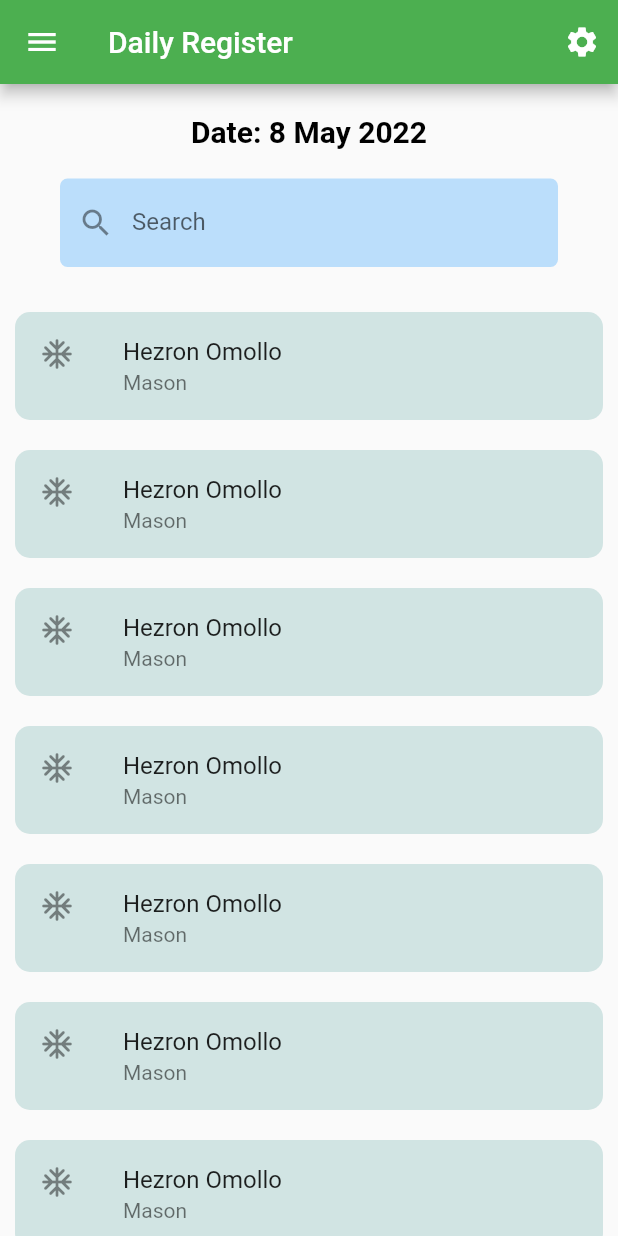
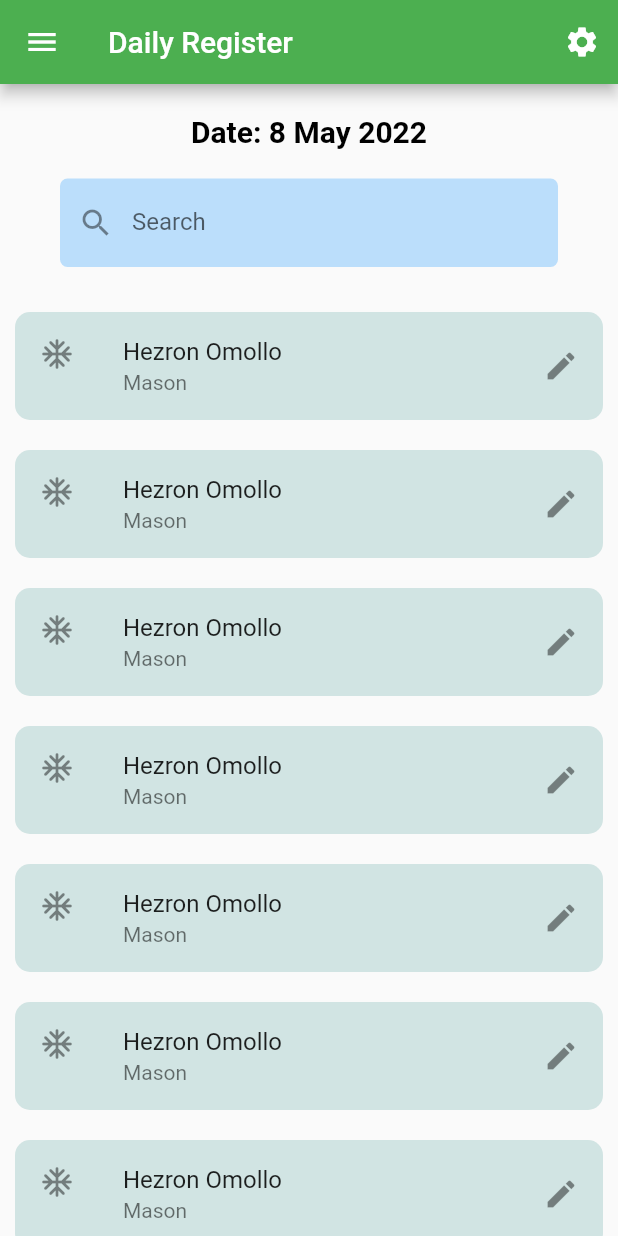
Before and after one commit to wilsonanyonga/bejoy_construction, a Flutter app: the RegisterDaily screen opened by its route, on a phone screen of 412 x 824 dp. Run offline on Flutter 3.47's test engine with Material 2 defaults, Android fonts, the phone set to English and light mode, and no system bars; our stand-ins replace bloc, cool_alert, flutter_bloc, go_router, sqflite and 1 more; missing offline and left inert: dart:ffi, flutter_launcher_icons; accounts and stored records are empty.

Commit message:
Update daily_register.dart

```diff
--- a/lib/screens/daily_register.dart
+++ b/lib/screens/daily_register.dart
@@ -58,7 +58,7 @@ class RegisterDaily extends StatelessWidget {
                 context: context,
                 details: 'Home',
                 icon: Icons.home,
-                routeMe: '/'),
+                routeMe: '/home'),
             NewMethodMenuWidget(
                 context: context,
                 details: 'Stock',
@@ -172,6 +172,7 @@ class RegisterDaily extends StatelessWidget {
             const SizedBox(height: 20),
             ListView(
               shrinkWrap: true,
+              physics: const NeverScrollableScrollPhysics(),
               children: [
                 for (var i = 0; i < 16; i++)
                   Container(
@@ -184,11 +185,12 @@ class RegisterDaily extends StatelessWidget {
                       leading: const Icon(Icons.ac_unit_rounded),
                       title: const Text('Hezron Omollo'),
                       subtitle: const Text('Mason'),
+                      trailing: const Icon(Icons.edit),
                       onTap: () {
                         CoolAlert.show(
                           context: context,
                           type: CoolAlertType.confirm,
-                          text: 'Has Hezron Reported To Work?',
+                          title: 'Has Hezron Reported To Work?',
                           confirmBtnText: 'Yes',
                           cancelBtnText: 'No',
                           confirmBtnColor: Colors.green,
@@ -203,18 +205,18 @@ class RegisterDaily extends StatelessWidget {
                   )
               ],
             ),
-            Container(
-              margin: const EdgeInsets.all(10),
-              child: const ListTile(
-                leading: Icon(Icons.ac_unit_rounded),
-                title: Text('Item 1'),
-                subtitle: Text('Description'),
-                trailing: Text('Quantity'),
-                tileColor: Colors.grey,
-              ),
-            ),
-            TextButton(
-                onPressed: () => context.go('/'), child: const Text('data'))
+            // Container(
+            //   margin: const EdgeInsets.all(10),
+            //   child: const ListTile(
+            //     leading: Icon(Icons.ac_unit_rounded),
+            //     title: Text('Item 1'),
+            //     subtitle: Text('Description'),
+            //     trailing: Text('Quantity'),
+            //     tileColor: Colors.grey,
+            //   ),
+            // ),
+            // TextButton(
+            //     onPressed: () => context.go('/'), child: const Text('data'))
           ],
         ),
       ),
```
